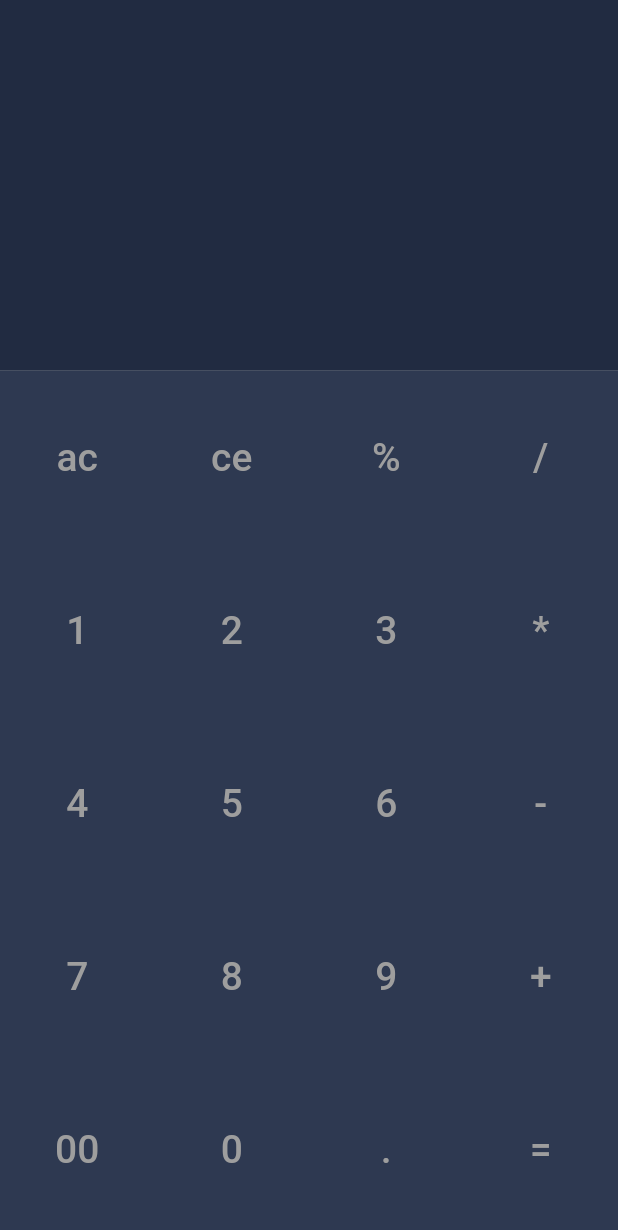
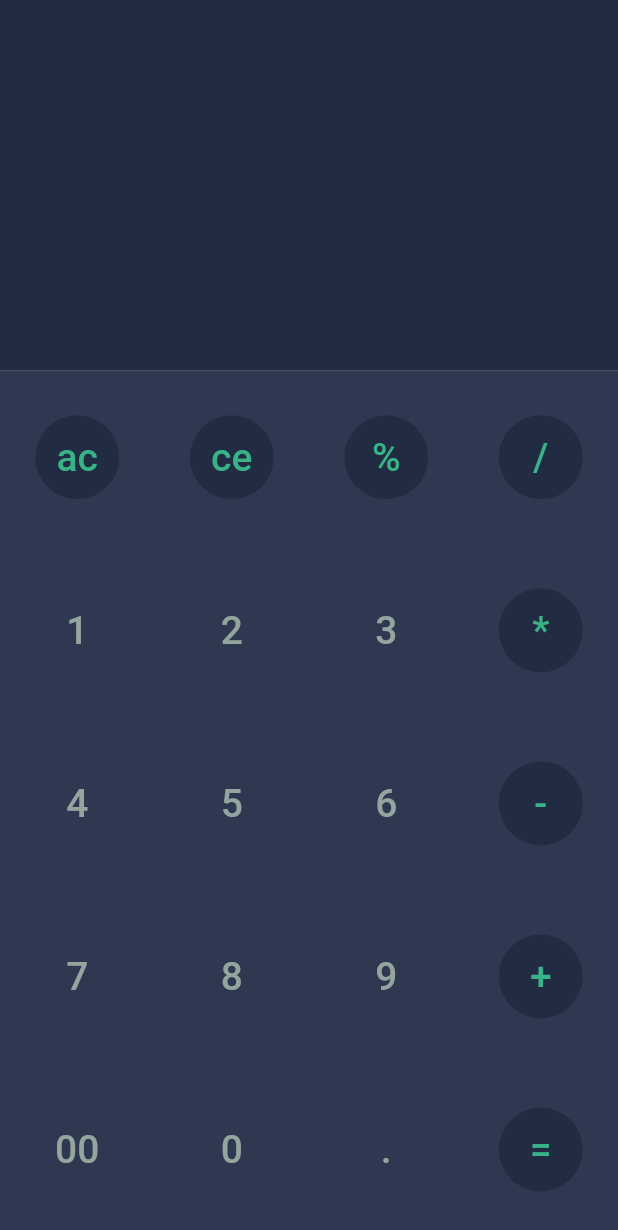
Before and after one commit to Ehsan973/flutter_calculator_app, a Flutter app: the screen it shows after launch, on a phone screen of 412 x 824 dp. Shown: the top 1230 px of the screen. Run offline on Flutter 3.47's test engine with Material 2 defaults, Android fonts, the phone set to English and light mode, and no system bars; our stand-ins replace hexcolor.

Commit message:
Coloring Keyboard

```diff
--- a/lib/main.dart
+++ b/lib/main.dart
@@ -23,7 +23,7 @@ class Application extends StatelessWidget {
             child: Text(
               text1,
               textAlign: TextAlign.center,
-              style: TextStyle(fontSize: 26, color: Colors.grey),
+              style: TextStyle(fontSize: 26, color: getTextColor(text1)),
             ),
           ),
         ),
@@ -38,7 +38,7 @@ class Application extends StatelessWidget {
             child: Text(
               text2,
               textAlign: TextAlign.center,
-              style: TextStyle(fontSize: 26, color: Colors.grey),
+              style: TextStyle(fontSize: 26, color: getTextColor(text2)),
             ),
           ),
         ),
@@ -58,7 +58,7 @@ class Application extends StatelessWidget {
             child: Text(
               text3,
               textAlign: TextAlign.center,
-              style: TextStyle(fontSize: 26, color: Colors.grey),
+              style: TextStyle(fontSize: 26, color: getTextColor(text3)),
             ),
           ),
         ),
@@ -79,12 +79,38 @@ class Application extends StatelessWidget {
             child: Text(
               text4,
               textAlign: TextAlign.center,
-              style: TextStyle(fontSize: 26, color: Colors.grey),
+              style: TextStyle(fontSize: 26, color: getTextColor(text4)),
             ),
           ),
         ),
       ],
     );
+  }
+
+  bool isOperator(String text) {
+    var operators = ['ac', 'ce', '%', '/', '*', '-', '+', '='];
+    for (var operator in operators) {
+      if (text == operator) {
+        return true;
+      }
+    }
+    return false;
+  }
+
+  Color getBackgroundColor(String text) {
+    if (isOperator(text)) {
+      return backgroundGreyDark;
+    } else {
+      return backgroundGrey;
+    }
+  }
+
+  Color getTextColor(String text) {
+    if (isOperator(text)) {
+      return textGreen;
+    } else {
+      return textGrey;
+    }
   }
 
   @override
@@ -121,16 +147,4 @@ class Application extends StatelessWidget {
       ),
     );
   }
-
-  bool isOperator(String text) {
-    var operators = ['ac', 'ce', '%', '/', '*', '-', '+', '='];
-    for (var operator in operators) {
-      if (text == operator) {
-        return true;
-      }
-    }
-    return false;
-  }
-
-  Color getBackgroundColor(String text) {}
 }
```
